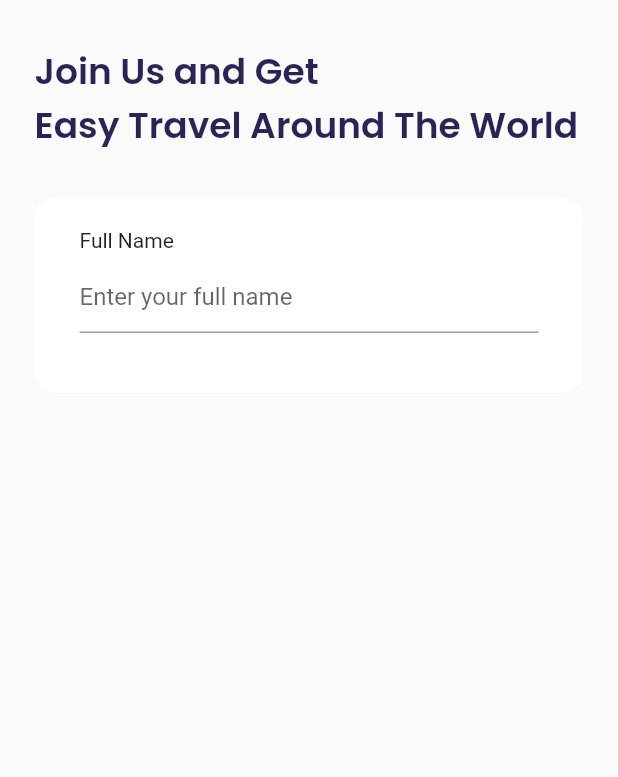
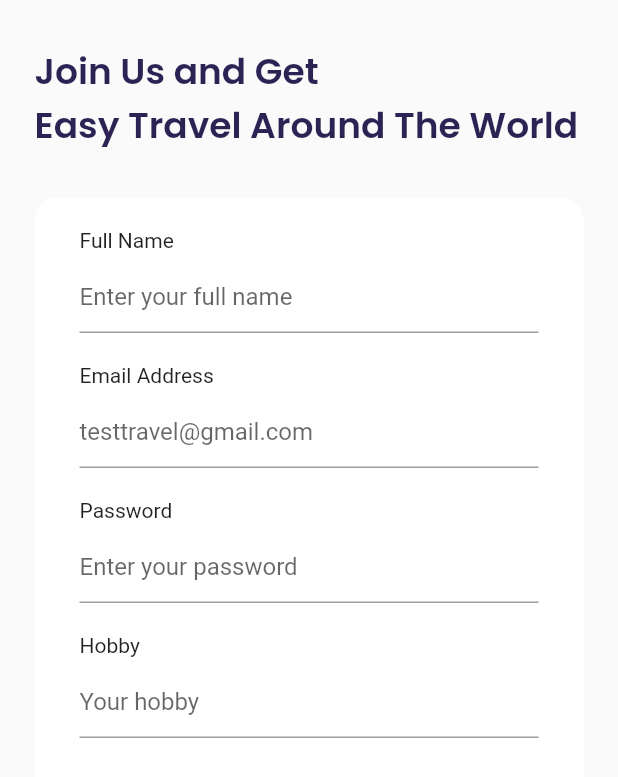
Before and after one commit to ahmadfatihin/TravelYuk-Flutter, a Flutter app: the SignUpPage screen opened by its route, on a phone screen of 412 x 824 dp. Shown: the top 777 px of the screen. Run offline on Flutter 3.47's test engine with Material 2 defaults, Android fonts, the phone set to English and light mode, and no system bars; our stand-ins replace google_fonts.

Commit message:
Add Email, Password, Hobby input
for password use obscureText

```diff
--- a/lib/ui/pages/sign_up_page.dart
+++ b/lib/ui/pages/sign_up_page.dart
@@ -20,7 +20,7 @@ class SignUpPage extends StatelessWidget {
     }
 
     Widget inputSection() {
-      Widget emailInput() {
+      Widget nameInput() {
         return Container(
           margin: EdgeInsets.only(bottom: 20),
           child:
@@ -37,6 +37,59 @@ class SignUpPage extends StatelessWidget {
         );
       }
 
+      Widget emailInput() {
+        return Container(
+          margin: EdgeInsets.only(bottom: 20),
+          child:
+              Column(crossAxisAlignment: CrossAxisAlignment.start, children: [
+            Text('Email Address'),
+            SizedBox(height: 6),
+            TextFormField(
+              cursorColor: kBlackColor,
+              decoration: InputDecoration(
+                hintText: 'testtravel@gmail.com',
+              ),
+            )
+          ]),
+        );
+      }
+
+      Widget passwordInput() {
+        return Container(
+          margin: EdgeInsets.only(bottom: 20),
+          child:
+              Column(crossAxisAlignment: CrossAxisAlignment.start, children: [
+            Text('Password'),
+            SizedBox(height: 6),
+            TextFormField(
+              cursorColor: kBlackColor,
+              obscureText: true,
+              decoration: InputDecoration(
+                hintText: 'Enter your password',
+              ),
+            )
+          ]),
+        );
+      }
+
+      Widget hobbyInput() {
+        return Container(
+          margin: EdgeInsets.only(bottom: 30),
+          child:
+              Column(crossAxisAlignment: CrossAxisAlignment.start, children: [
+            Text('Hobby'),
+            SizedBox(height: 6),
+            TextFormField(
+              cursorColor: kBlackColor,
+              obscureText: true,
+              decoration: InputDecoration(
+                hintText: 'Your hobby',
+              ),
+            )
+          ]),
+        );
+      }
+
       return Container(
           margin: EdgeInsets.only(top: 30),
           padding: EdgeInsets.symmetric(horizontal: 30, vertical: 20),
@@ -44,7 +97,12 @@ class SignUpPage extends StatelessWidget {
             color: kWhiteColor,
             borderRadius: BorderRadius.circular(defaultRadius),
           ),
-          child: Column(children: [emailInput()]));
+          child: Column(children: [
+            nameInput(),
+            emailInput(),
+            passwordInput(),
+            hobbyInput()
+          ]));
     }
 
     return Scaffold(
```
